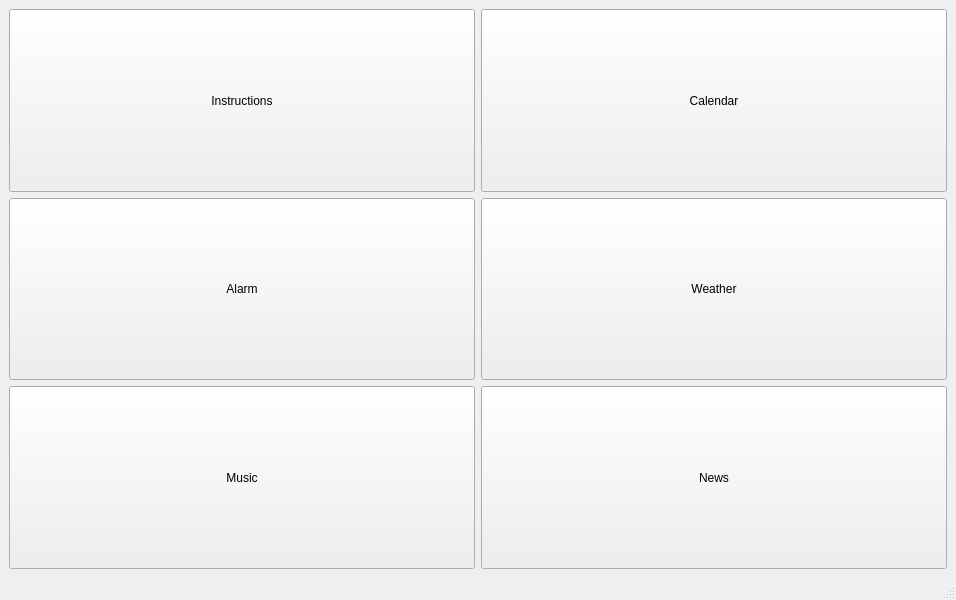
First picture: the form in sanda.ui, repository Angelchen17/SANDA-morning-assistant, before the edit.
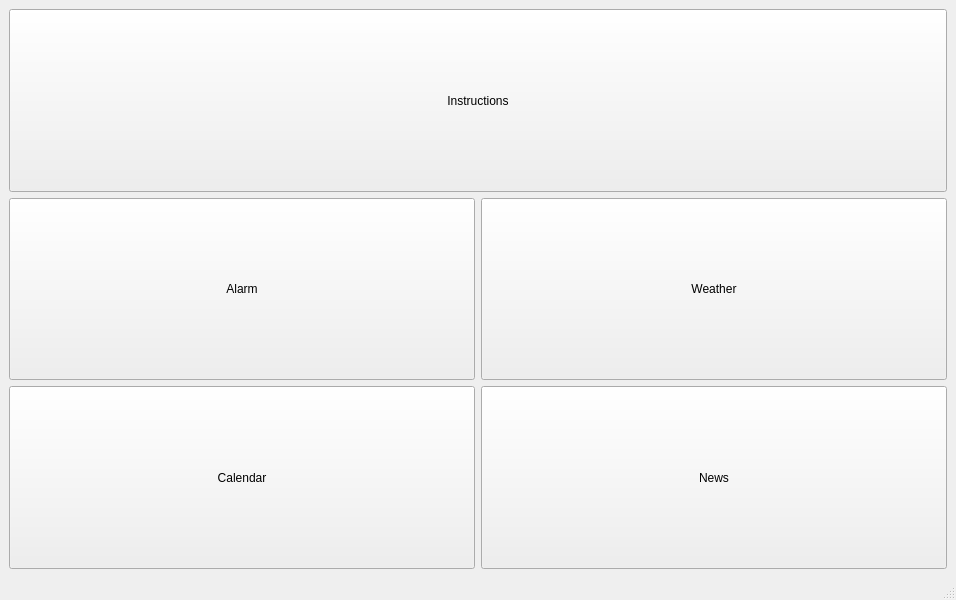
Second picture: the form after the edit.

The edit to the form file:
```diff
--- a/sanda.ui
+++ b/sanda.ui
@@ -17,19 +17,6 @@
    <layout class="QHBoxLayout" name="horizontalLayout">
     <item>
      <layout class="QGridLayout" name="gridLayout">
-      <item row="0" column="1">
-       <widget class="QPushButton" name="pushButton_2">
-        <property name="sizePolicy">
-         <sizepolicy hsizetype="Preferred" vsizetype="Preferred">
-          <horstretch>0</horstretch>
-          <verstretch>0</verstretch>
-         </sizepolicy>
-        </property>
-        <property name="text">
-         <string>Calendar</string>
-        </property>
-       </widget>
-      </item>
       <item row="2" column="0">
        <widget class="QPushButton" name="pushButton">
         <property name="sizePolicy">
@@ -43,32 +30,6 @@
         </property>
        </widget>
       </item>
-      <item row="5" column="0">
-       <widget class="QPushButton" name="pushButton_4">
-        <property name="sizePolicy">
-         <sizepolicy hsizetype="Preferred" vsizetype="Preferred">
-          <horstretch>0</horstretch>
-          <verstretch>0</verstretch>
-         </sizepolicy>
-        </property>
-        <property name="text">
-         <string>Music</string>
-        </property>
-       </widget>
-      </item>
-      <item row="0" column="0">
-       <widget class="QPushButton" name="pushButton_6">
-        <property name="sizePolicy">
-         <sizepolicy hsizetype="Preferred" vsizetype="Preferred">
-          <horstretch>0</horstretch>
-          <verstretch>0</verstretch>
-         </sizepolicy>
-        </property>
-        <property name="text">
-         <string>Instructions</string>
-        </property>
-       </widget>
-      </item>
       <item row="2" column="1">
        <widget class="QPushButton" name="pushButton_3">
         <property name="sizePolicy">
@@ -95,6 +56,32 @@
         </property>
        </widget>
       </item>
+      <item row="5" column="0">
+       <widget class="QPushButton" name="pushButton_2">
+        <property name="sizePolicy">
+         <sizepolicy hsizetype="Preferred" vsizetype="Preferred">
+          <horstretch>0</horstretch>
+          <verstretch>0</verstretch>
+         </sizepolicy>
+        </property>
+        <property name="text">
+         <string>Calendar</string>
+        </property>
+       </widget>
+      </item>
+      <item row="0" column="0" colspan="2">
+       <widget class="QPushButton" name="pushButton_6">
+        <property name="sizePolicy">
+         <sizepolicy hsizetype="Preferred" vsizetype="Preferred">
+          <horstretch>0</horstretch>
+          <verstretch>0</verstretch>
+         </sizepolicy>
+        </property>
+        <property name="text">
+         <string>Instructions</string>
+        </property>
+       </widget>
+      </item>
      </layout>
     </item>
    </layout>
```
Left out of the diff: 4 changed lines with no effect on the pictures.
